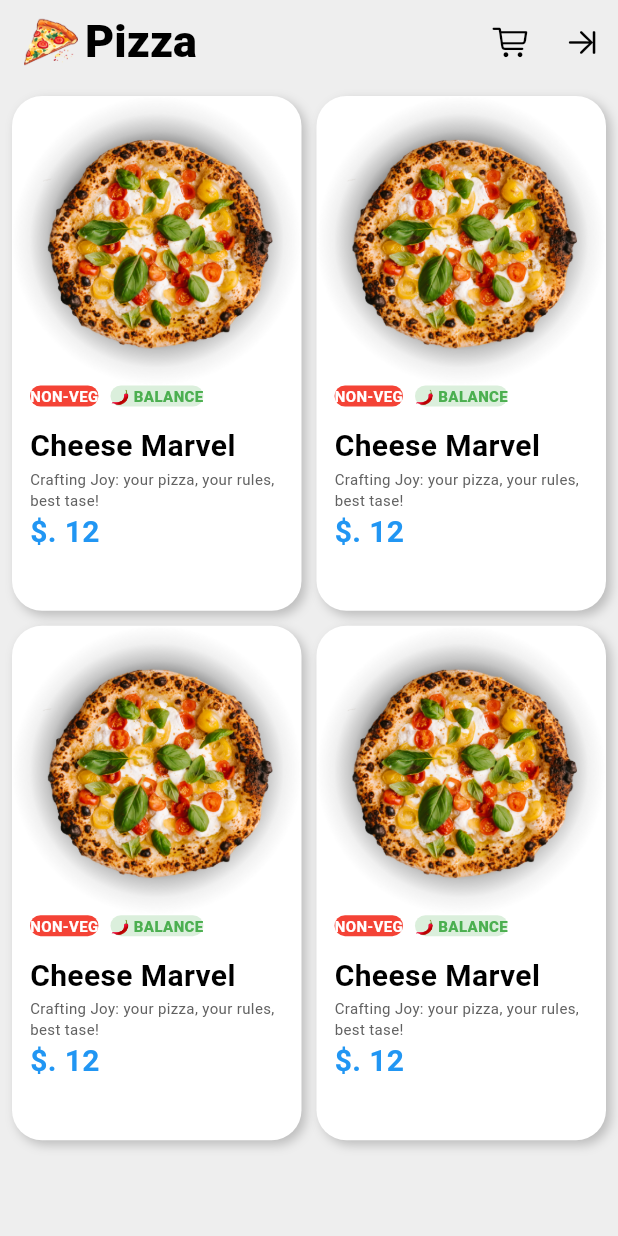
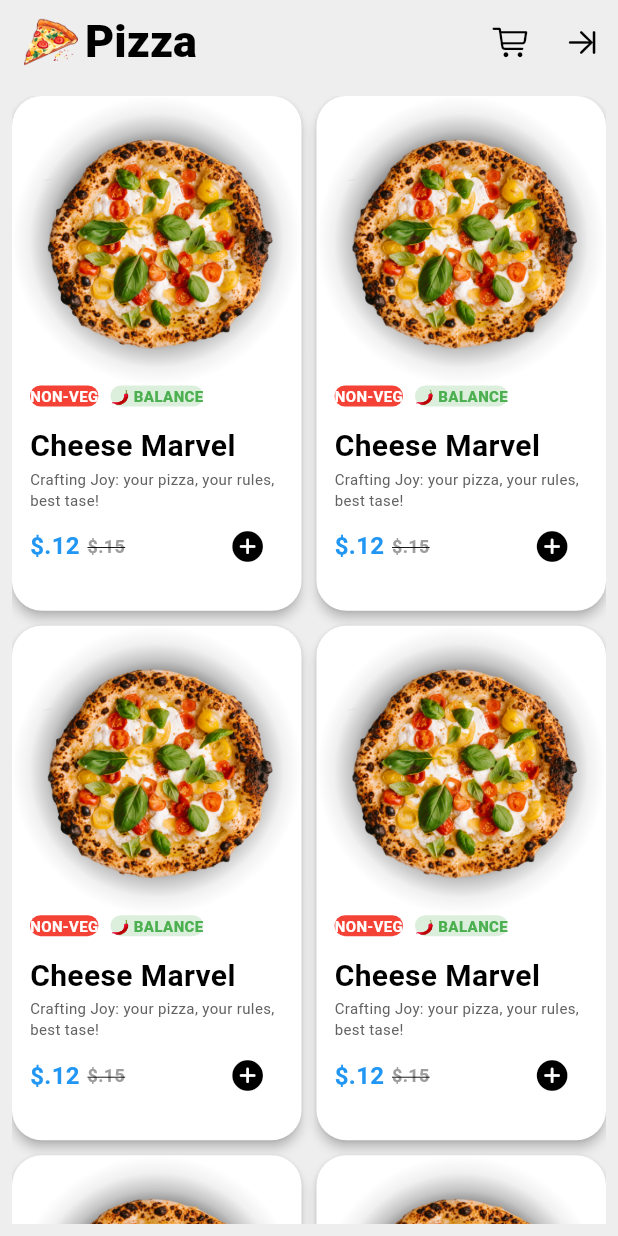
Before and after one commit to mrnipundilshan/Flutter-Pizza-App-Bloc, a Flutter app: the screen it shows once a user with an empty profile is signed in, on a phone screen of 412 x 824 dp. Run offline on Flutter 3.47's test engine with Material 3 defaults, Android fonts, the phone set to English and light mode, and no system bars; our stand-ins replace bloc, cloud_firestore, equatable, firebase_auth, firebase_core, flutter_bloc and 1 more; accounts and stored records are empty.

Commit message:
Enhance HomeScreen layout with improved card design and navigation to DetailsScreen

```diff
--- a/lib/screens/home/ui/home_screen.dart
+++ b/lib/screens/home/ui/home_screen.dart
@@ -2,6 +2,7 @@ import 'package:flutter/cupertino.dart';
 import 'package:flutter/material.dart';
 import 'package:flutter_bloc/flutter_bloc.dart';
 import 'package:pizza_app_bloc/screens/auth/blocs/sign_in_bloc/sign_in_bloc.dart';
+import 'package:pizza_app_bloc/screens/home/ui/details_screen.dart';
 
 class HomeScreen extends StatelessWidget {
   const HomeScreen({super.key});
@@ -42,20 +43,24 @@ class HomeScreen extends StatelessWidget {
             mainAxisSpacing: 10,
             childAspectRatio: 9 / 16,
           ),
-          itemCount: 4,
+          itemCount: 8,
           itemBuilder: (context, int i) {
-            return Container(
-              decoration: BoxDecoration(
+            return Material(
+              elevation: 3,
               color: Colors.white,
+              shape: RoundedRectangleBorder(
                 borderRadius: BorderRadius.circular(20),
-                boxShadow: [
-                  BoxShadow(
-                    color: Colors.grey.shade400,
-                    blurRadius: 5,
-                    offset: Offset(3, 3),
               ),
-                ],
+              child: InkWell(
+                borderRadius: BorderRadius.circular(20),
+                onTap: () {
+                  Navigator.push(
+                    context,
+                    MaterialPageRoute<void>(
+                      builder: (BuildContext context) => DetailsScreen(),
                     ),
+                  );
+                },
                 child: Column(
                   crossAxisAlignment: CrossAxisAlignment.start,
                   children: [
@@ -123,16 +128,41 @@ class HomeScreen extends StatelessWidget {
 
                     Padding(
                       padding: const EdgeInsets.symmetric(horizontal: 12.0),
-                    child: Text(
-                      "\$. 12",
+                      child: Row(
+                        mainAxisAlignment: MainAxisAlignment.spaceBetween,
+                        children: [
+                          Row(
+                            children: [
+                              Text(
+                                "\$.12",
                                 style: TextStyle(
-                        fontSize: 20,
+                                  fontSize: 16,
                                   color: Theme.of(context).colorScheme.primary,
                                   fontWeight: FontWeight.w700,
                                 ),
                               ),
+
+                              SizedBox(width: 5),
+                              Text(
+                                "\$.15",
+                                style: TextStyle(
+                                  fontSize: 12,
+                                  color: Colors.grey.shade500,
+                                  fontWeight: FontWeight.w700,
+                                  decoration: TextDecoration.lineThrough,
+                                ),
                               ),
                             ],
+                          ),
+                          IconButton(
+                            onPressed: () {},
+                            icon: Icon(CupertinoIcons.add_circled_solid),
+                          ),
+                        ],
+                      ),
+                    ),
+                  ],
+                ),
               ),
             );
           },
```
Also changed, not shown: lib/screens/home/ui/details_screen.dart (added, +26 -0 lines). Lines whose indentation alone changed are shown as unchanged.
